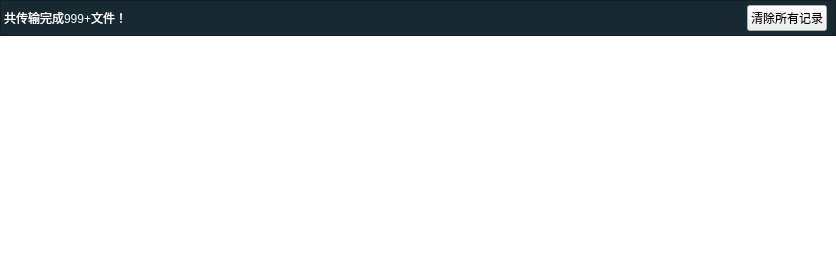
Qt form VideoPlayer/fileshandle/CompletedFiles.ui (huizhang556/pc-video-player) before a commit.
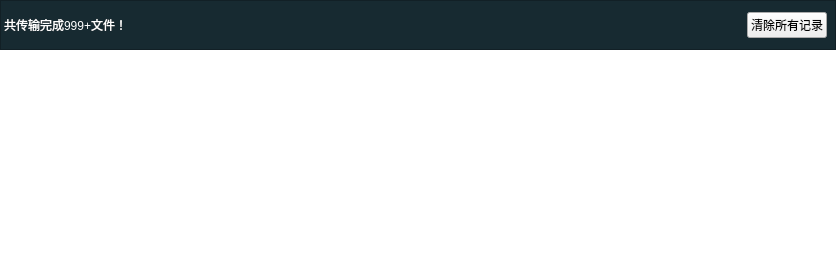
The same form after that commit.

What changed in the file:
```diff
--- a/VideoPlayer/fileshandle/CompletedFiles.ui
+++ b/VideoPlayer/fileshandle/CompletedFiles.ui
@@ -39,13 +39,13 @@
        <property name="minimumSize">
         <size>
          <width>0</width>
-         <height>36</height>
+         <height>50</height>
         </size>
        </property>
        <property name="maximumSize">
         <size>
          <width>16777215</width>
-         <height>36</height>
+         <height>50</height>
         </size>
        </property>
        <property name="styleSheet">
```
